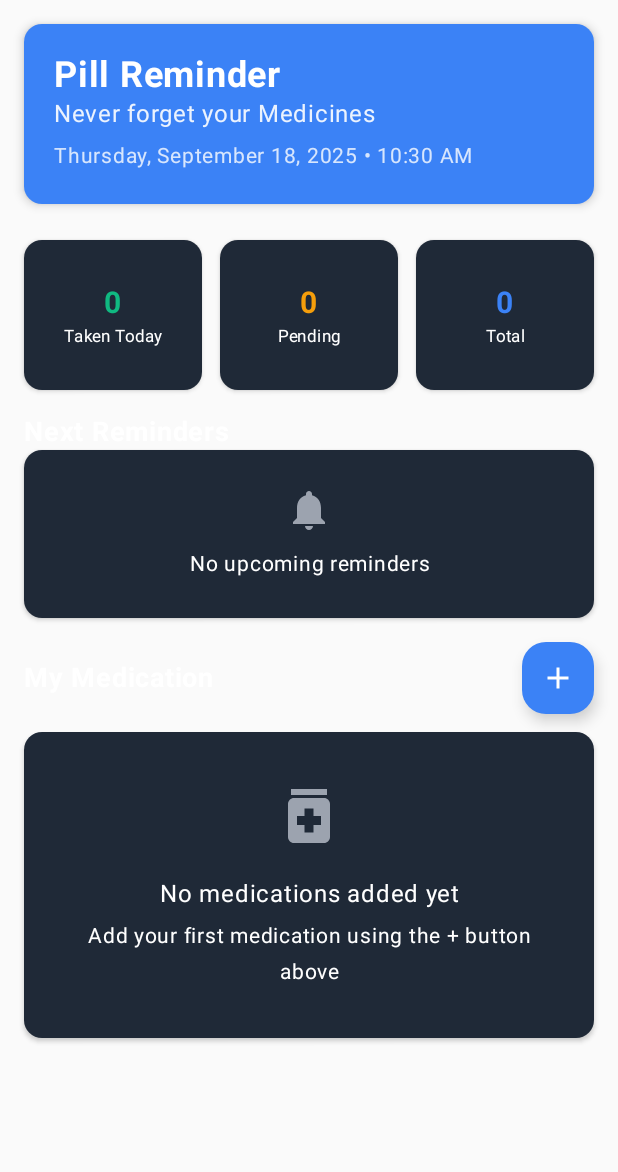
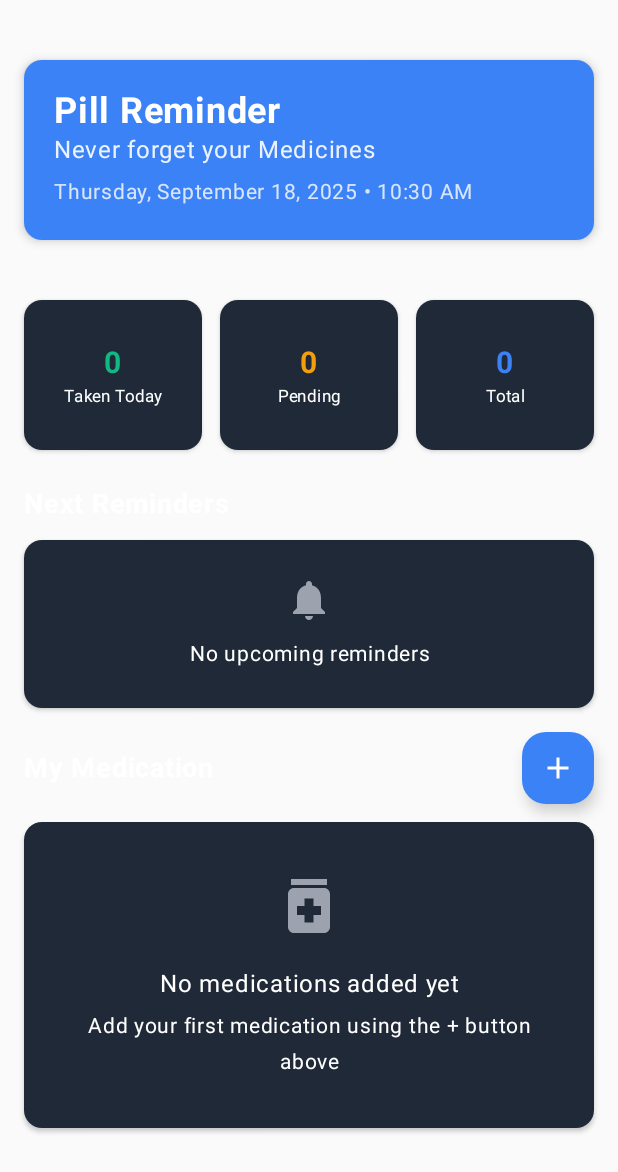
Before and after one commit to wahidsuman/Pill-, an Android app built with Jetpack Compose: the screen it shows after launch (MainActivity), on a phone screen of 412 x 824 dp. Shown: the top 1172 px of the screen. Run offline under Robolectric (Android 15) with nearby library versions, the phone set to English and light mode, and no system bars.

Commit message:
Fix spacing issues and improve UI layout
- Add top padding (24dp) to HomeScreen to avoid status bar overlap
- Add proper spacing (16dp) between all sections
- Add spacing (12dp) between section titles and their cards
- Add bottom padding (24dp) for better scrolling experience
- Remove vertical padding from individual sections for cleaner layout
- Improve overall visual hierarchy and readability

```diff
--- a/app/src/main/java/com/pilltracker/app/ui/screens/HomeScreen.kt
+++ b/app/src/main/java/com/pilltracker/app/ui/screens/HomeScreen.kt
@@ -22,18 +22,28 @@ fun HomeScreen() {
         modifier = Modifier
             .fillMaxSize()
             .verticalScroll(rememberScrollState())
+            .padding(top = 24.dp) // Add top padding to avoid status bar overlap
     ) {
         // Header Section
         HomeHeader()
 
+        Spacer(modifier = Modifier.height(16.dp))
+
         // Stats Boxes Section
         StatsBoxesSection()
+
+        Spacer(modifier = Modifier.height(16.dp))
 
         // Next Reminders Section
         NextRemindersSection()
 
+        Spacer(modifier = Modifier.height(16.dp))
+
         // My Medication Section
         MyMedicationSection()
+
+        // Add bottom padding for better scrolling
+        Spacer(modifier = Modifier.height(24.dp))
     }
 }
 
@@ -141,7 +151,7 @@ fun StatBox(
 @Composable
 fun NextRemindersSection() {
     Column(
-        modifier = Modifier.padding(horizontal = 16.dp, vertical = 8.dp)
+        modifier = Modifier.padding(horizontal = 16.dp)
     ) {
         Row(
             modifier = Modifier.fillMaxWidth(),
@@ -155,6 +165,8 @@ fun NextRemindersSection() {
                 color = Color.White
             )
         }
+
+        Spacer(modifier = Modifier.height(12.dp))
 
         Card(
             modifier = Modifier.fillMaxWidth(),
@@ -189,7 +201,7 @@ fun NextRemindersSection() {
 @Composable
 fun MyMedicationSection() {
     Column(
-        modifier = Modifier.padding(horizontal = 16.dp, vertical = 8.dp)
+        modifier = Modifier.padding(horizontal = 16.dp)
     ) {
         Row(
             modifier = Modifier.fillMaxWidth(),
```
